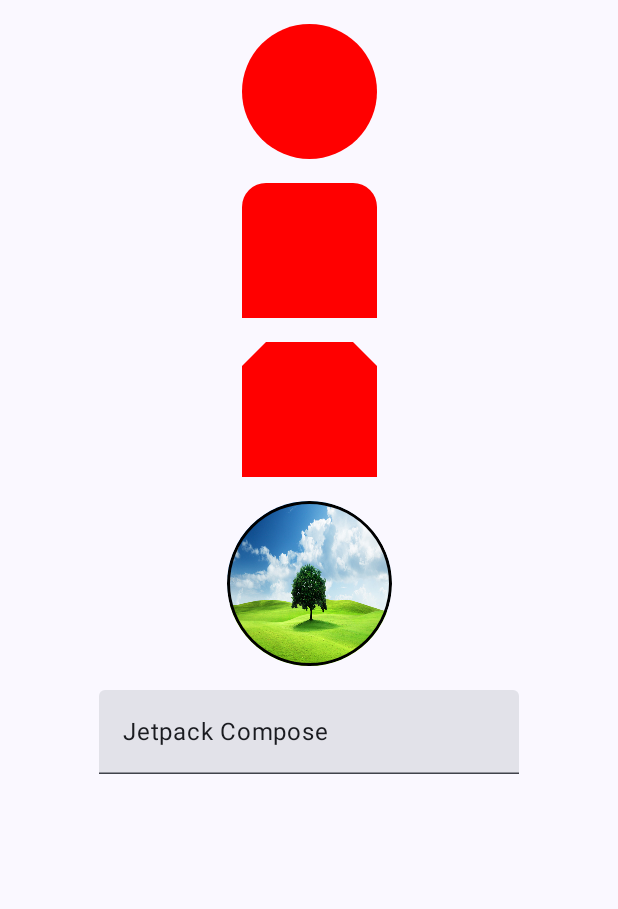
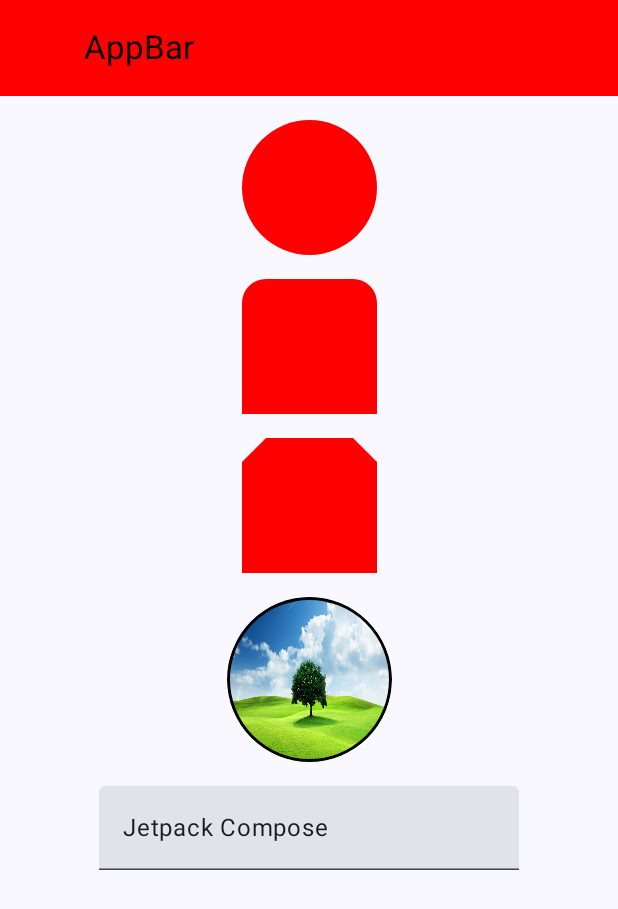
Before and after one commit to ShahramJavadi/Jetpack-Compose-, an Android app built with Jetpack Compose: the screen it shows after launch (MainActivity), on a phone screen of 412 x 824 dp. Shown: the top 909 px of the screen. Run offline under Robolectric (Android 15) with nearby library versions, the phone set to English and light mode, and no system bars.

Commit message:
working with top action bar

```diff
--- a/app/src/main/java/com/example/jetpackcompose/MainActivity.kt
+++ b/app/src/main/java/com/example/jetpackcompose/MainActivity.kt
@@ -27,13 +27,22 @@ import androidx.compose.foundation.shape.CircleShape
 import androidx.compose.foundation.shape.CutCornerShape
 import androidx.compose.foundation.shape.RoundedCornerShape
 import androidx.compose.foundation.verticalScroll
+import androidx.compose.material.icons.Icons
+import androidx.compose.material.icons.filled.Add
+import androidx.compose.material.icons.filled.ArrowBack
+import androidx.compose.material.icons.filled.Menu
 import androidx.compose.material3.Button
 import androidx.compose.material3.Card
 import androidx.compose.material3.CardElevation
+import androidx.compose.material3.ExperimentalMaterial3Api
+import androidx.compose.material3.Icon
+import androidx.compose.material3.IconButton
 import androidx.compose.material3.Scaffold
 import androidx.compose.material3.Surface
 import androidx.compose.material3.Text
 import androidx.compose.material3.TextField
+import androidx.compose.material3.TopAppBar
+import androidx.compose.material3.TopAppBarColors
 import androidx.compose.runtime.Composable
 import androidx.compose.runtime.getValue
 import androidx.compose.runtime.mutableStateOf
@@ -87,6 +96,7 @@ fun InitUi() {
             horizontalAlignment = Alignment.CenterHorizontally
         ) {
 
+            CreateTopAppBarView()
 
             Spacer(modifier = Modifier.height(16.dp))
             GenerateShape(shape = CircleShape, size = 90.dp, color = Color.Red)
@@ -193,6 +203,46 @@ fun CreateListItem(
 
 }
 
+
+@OptIn(ExperimentalMaterial3Api::class)
+@Composable
+fun CreateTopAppBarView() {
+
+
+    TopAppBar(colors = TopAppBarColors(
+        containerColor = Color.Red,
+        scrolledContainerColor = Color.Red,
+        navigationIconContentColor = Color.Red,
+        actionIconContentColor = Color.Red,
+        titleContentColor = Color.Black), title = {
+
+        Text(text = "AppBar")
+    },
+        modifier = Modifier.background(Color.Black),
+        actions = {
+
+            IconButton(
+                onClick = { /*TODO*/ },
+            ) {
+                Icon(imageVector = Icons.Filled.Add, contentDescription = null)
+            }
+
+            IconButton(
+                onClick = { /*TODO*/ },
+            ) {
+                Icon(imageVector = Icons.Filled.Menu, contentDescription = null)
+            }
+
+
+        },
+        navigationIcon = {
+            IconButton(onClick = { /*TODO*/ }) {
+                Icon(imageVector = Icons.Filled.ArrowBack, contentDescription = null)
+            }
+        })
+
+
+}
 
 @Composable
 fun CreateTextField() {
```
